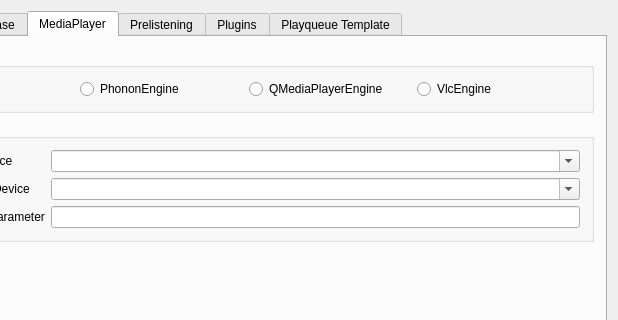
onoelle/yammi, file src/PreferencesDialogBase.ui: the form before one commit; both pictures show x 127 to 745 and y 0 to 320 of the 745 by 526 pixel window.
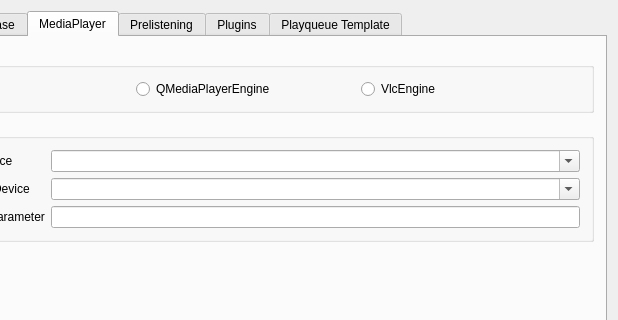
The form after the commit.

Commit message:
Drop support for phonon media player.
Because it is not available with Qt 5.

```diff
--- a/src/PreferencesDialogBase.ui
+++ b/src/PreferencesDialogBase.ui
@@ -749,16 +749,6 @@
             </property>
            </widget>
           </item>
-          <item>
-           <widget class="QRadioButton" name="RadioButtonPhononEngine">
-            <property name="text">
-             <string>PhononEngine</string>
-            </property>
-            <property name="checked">
-             <bool>false</bool>
-            </property>
-           </widget>
-          </item>
           <item>
            <widget class="QRadioButton" name="RadioButtonQMediaPlayerEngine">
             <property name="text">
```
The commit also changes 12 other files.
